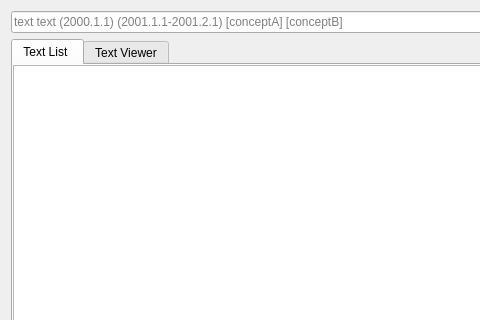
Old version of the form module/Ui_DiarySearch.ui in the repository Holence/DongliTeahouseStudio2; both pictures show x 0 to 480 and y 0 to 320 of the 600 by 500 pixel window.
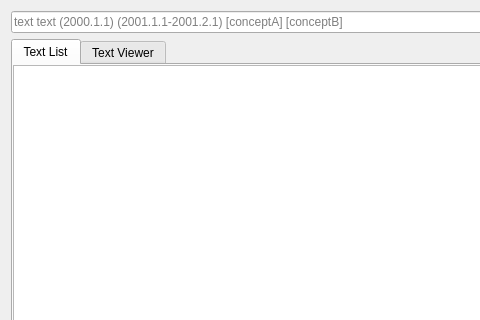
New version of the form. Custom widgets are drawn as their Qt base class.

The edit to the form file:
```diff
--- a/module/Ui_DiarySearch.ui
+++ b/module/Ui_DiarySearch.ui
@@ -54,7 +54,7 @@
      </property>
      <widget class="QWidget" name="tab_textlist">
       <attribute name="title">
-       <string>Text List </string>
+       <string>Text List</string>
       </attribute>
       <layout class="QHBoxLayout" name="horizontalLayout_5">
        <property name="spacing">
```
